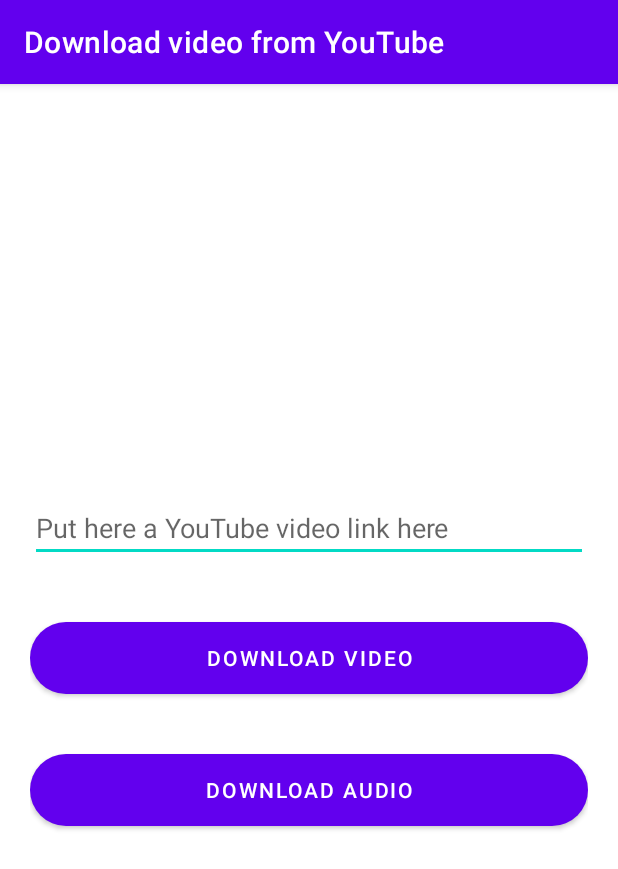
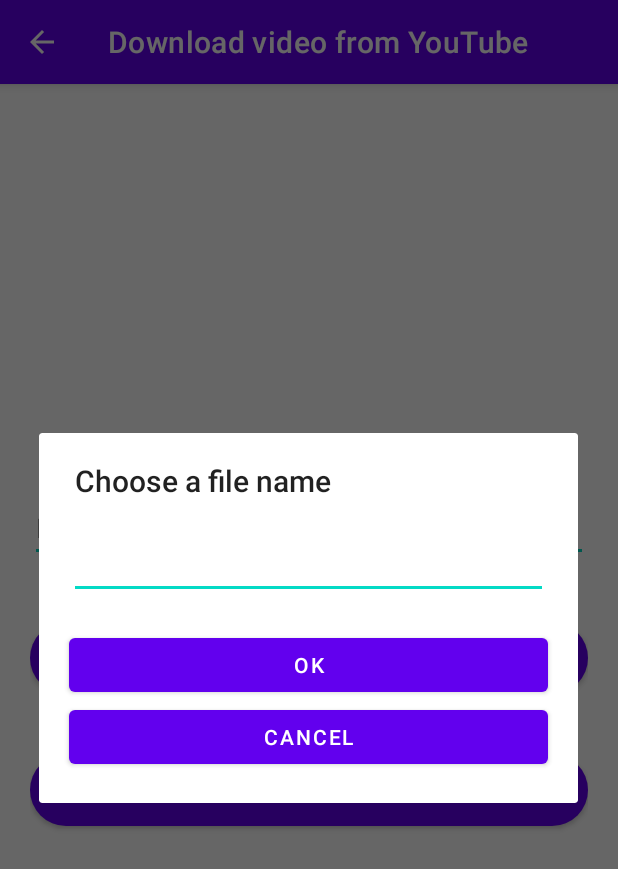
Before and after one commit to megarubber/mrvideocatcher, an Android app: the YouTubeDownloader screen opened directly, with no data from a screen before it, after a tap on "DOWNLOAD VIDEO", on a phone screen of 412 x 824 dp. Shown: the top 869 px of the screen. Run offline under Robolectric (Android 15) with nearby library versions, the phone set to English and light mode, and no system bars; libraries missing offline, so code that uses them is left out: at.huber.youtubeExtractor.

Commit message:
feat(download): add a alertdialog to control the file's name

```diff
--- a/app/src/main/java/com/mrguisamuel/mrvideocatcher/FileNameDialog.java
+++ b/app/src/main/java/com/mrguisamuel/mrvideocatcher/FileNameDialog.java
@@ -2,26 +2,57 @@ package com.mrguisamuel.mrvideocatcher;
 
 import android.app.AlertDialog;
 import android.view.View;
+import android.widget.Button;
 import android.widget.EditText;
 
 import androidx.appcompat.app.AppCompatActivity;
 
+import java.util.concurrent.Callable;
+
 public class FileNameDialog {
+    public static String name = "";
 
-    public static String createFileNameDialog(AppCompatActivity myContext) {
-        String name = "";
+    public static void createFileNameDialog(
+            AppCompatActivity myContext,
+            Callable<Void> execute
+    ) {
         AlertDialog.Builder builder = new AlertDialog.Builder(myContext);
         builder.setTitle("Choose a file name");
 
-        final View customLayout = myContext.getLayoutInflater().inflate(R.drawable.name_alert);
+        View customLayout = myContext.getLayoutInflater().inflate(R.layout.name_alert, null);
         builder.setView(customLayout);
 
-        EditText inputName = (EditText) customLayout.findByViewId(R.id.file_name);
+        EditText inputName = customLayout.findViewById(R.id.file_name);
+        Button confirm = customLayout.findViewById(R.id.confirm);
+        Button cancel = customLayout.findViewById(R.id.cancel);
 
+        /*
         builder.setPositiveButton("Ok", ((dialogInterface, i) -> {
+            name = inputName.getText().toString();
+        }));
+        */
 
-        }));
         AlertDialog dialog = builder.create();
         dialog.show();
+
+        confirm.setOnClickListener(new View.OnClickListener() {
+            @Override
+            public void onClick(View view) {
+                name = inputName.getText().toString();
+                try {
+                    execute.call();
+                } catch (Exception e) {
+                    System.out.println(e);
+                }
+                dialog.dismiss();
+            }
+        });
+
+        cancel.setOnClickListener(new View.OnClickListener() {
+            @Override
+            public void onClick(View view) {
+                dialog.dismiss();
+            }
+        });
     }
 }
--- a/app/src/main/java/com/mrguisamuel/mrvideocatcher/YouTubeDownloader.java
+++ b/app/src/main/java/com/mrguisamuel/mrvideocatcher/YouTubeDownloader.java
@@ -1,17 +1,33 @@
 package com.mrguisamuel.mrvideocatcher;
 
 import android.os.Bundle;
+import android.view.MenuItem;
 import android.view.View;
 import android.widget.Button;
 import android.widget.EditText;
 
+import androidx.annotation.NonNull;
 import androidx.appcompat.app.AppCompatActivity;
 
+import java.util.concurrent.Callable;
+
 public class YouTubeDownloader extends AppCompatActivity {
+    @Override
+    public boolean onOptionsItemSelected(@NonNull MenuItem item) {
+        switch (item.getItemId()) {
+            case android.R.id.home:
+                this.finish();
+                return true;
+        }
+        return super.onOptionsItemSelected(item);
+    }
+
     @Override
     protected void onCreate(Bundle savedInstanceState) {
         super.onCreate(savedInstanceState);
         setContentView(R.layout.activity_youtube);
+
+        getSupportActionBar().setDisplayHomeAsUpEnabled(true);
         getSupportActionBar().setTitle("Download video from YouTube");
 
         Button videoDownload = (Button) findViewById(R.id.video);
@@ -21,7 +37,10 @@ public class YouTubeDownloader extends AppCompatActivity {
         videoDownload.setOnClickListener(new View.OnClickListener() {
             @Override
             public void onClick(View view) {
-                //youtubeDownloader.downloadVideo(link.getText().toString());
+                FileNameDialog.createFileNameDialog(
+                    YouTubeDownloader.this,
+                    () -> { youtubeDownloader.downloadVideo(link.getText().toString(), "maisumteste"); return null; }
+                );
             }
         });
     }
--- a/app/src/main/res/layout/activity_youtube.xml
+++ b/app/src/main/res/layout/activity_youtube.xml
@@ -13,6 +13,8 @@
             android:gravity="center">
                 <EditText
                     android:id="@+id/link"
+                    android:maxLines="1"
+                    android:inputType="text"
                     android:hint="@string/youtube_link"
                     android:layout_width="match_parent"
                     android:layout_height="wrap_content"/>
--- a/app/src/main/res/drawable/name_alert.xml
+++ b/app/src/main/res/layout/name_alert.xml
@@ -1,22 +1,32 @@
 <?xml version="1.0" encoding="utf-8"?>
 <LinearLayout xmlns:android="http://schemas.android.com/apk/res/android"
+    android:id="@+id/rootView"
+    android:gravity="center_vertical"
     android:orientation="vertical"
     android:layout_width="match_parent"
-    android:layout_height="match_parent"
-    android:layout_padding="20dp">
+    android:layout_height="match_parent">
+
     <EditText
         android:id="@+id/file_name"
-        android:layout_width="fill_parent"
+        android:layout_margin="20dp"
+        android:maxLines="1"
+        android:inputType="text"
+        android:layout_width="match_parent"
         android:layout_height="wrap_content"/>
     <Button
         android:id="@+id/confirm"
-        android:layout_width="fill_parent"
+        android:layout_marginLeft="20dp"
+        android:layout_marginRight="20dp"
+        android:layout_width="match_parent"
         android:layout_height="wrap_content"
         android:text="@string/ok"
         />
     <Button
         android:id="@+id/cancel"
-        android:layout_width="fill_parent"
+        android:layout_marginLeft="20dp"
+        android:layout_marginRight="20dp"
+        android:layout_marginBottom="20dp"
+        android:layout_width="match_parent"
         android:layout_height="wrap_content"
         android:text="@string/cancel"
         />
```
